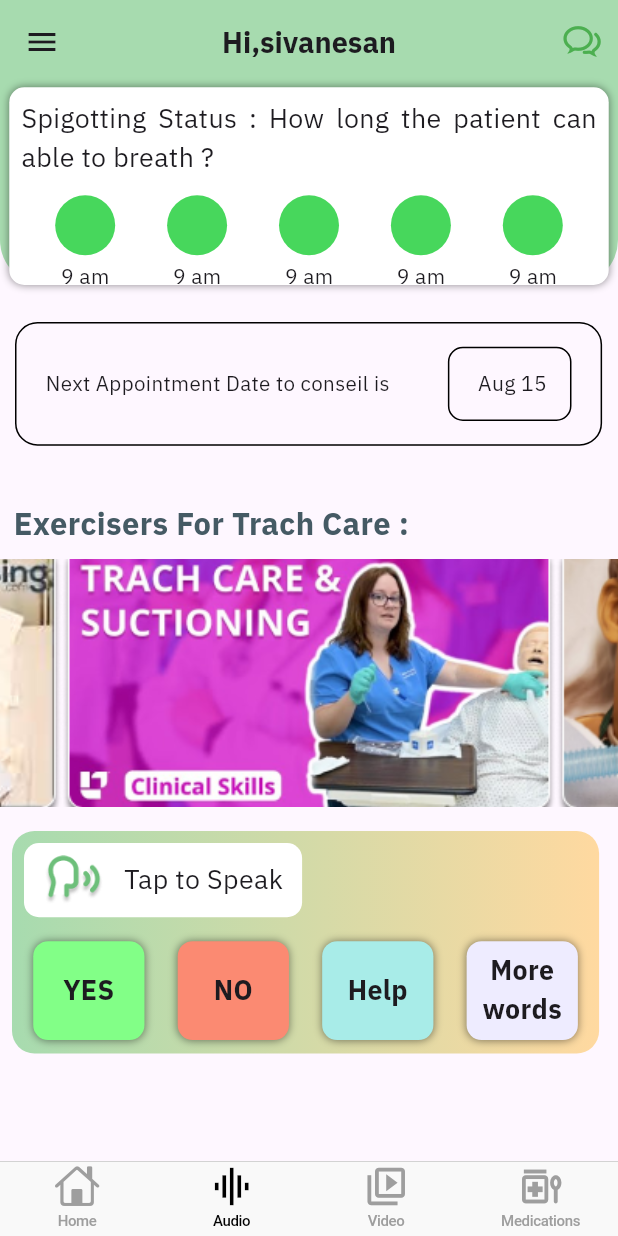
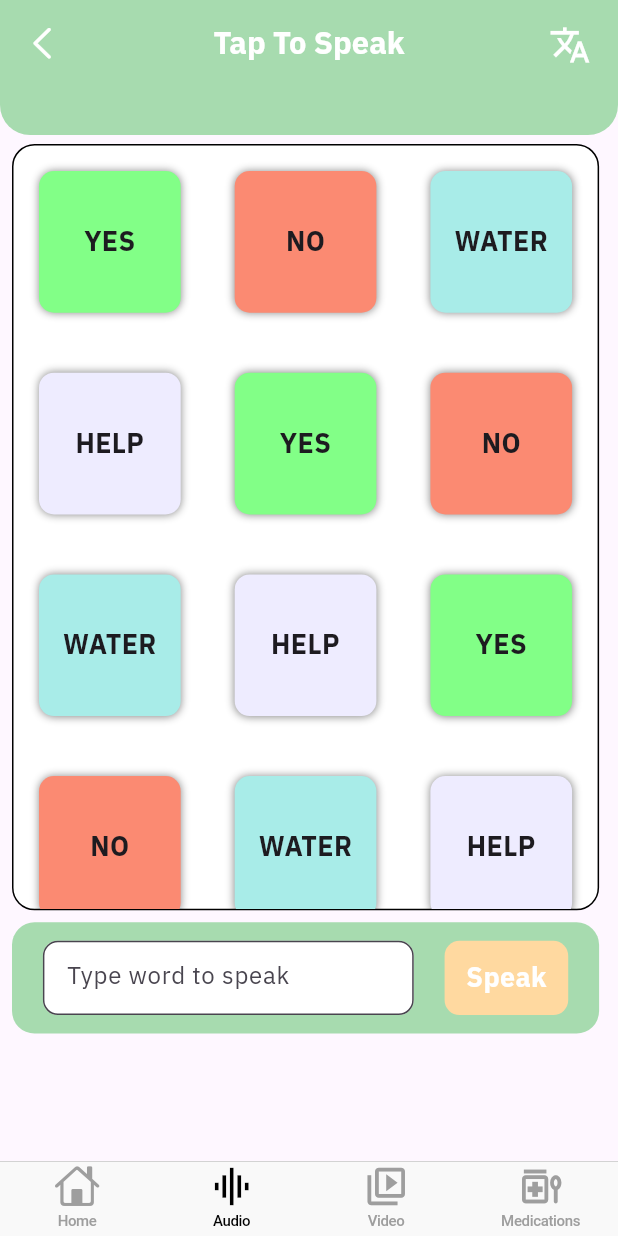
Before and after one commit to SIVANESANTN31/TRACHCARE, a Flutter app: the PatientMainScreen screen opened directly, item 2 of the bottom bar chosen, on a phone screen of 412 x 824 dp. Run offline on Flutter 3.47's test engine with Material 3 defaults, Android fonts, the phone set to English and light mode, and no system bars; drawn by our look-alikes of carousel_slider; our stand-ins replace animate_do, gap, google_fonts, sizer; statements that could not run were skipped.

Commit message:
Completed  Audio screen sucessfully !!!!!!!!!!

```diff
--- a/trachcare/lib/Screens/AuthScreens/PatientLogin copy.dart
+++ b/trachcare/lib/Screens/AuthScreens/PatientLogin copy.dart
@@ -3,7 +3,7 @@ import "package:flutter/material.dart";
 import "package:gap/gap.dart";
 import "package:sizer/sizer.dart";
 import "package:trachcare/Api/API_funcation/Login.dart";
-import "package:trachcare/Screens/Views/patient/PatientDashborad.dart";
+import "package:trachcare/Screens/Views/patient/Bottomnavigationscreens/PatientDashborad.dart";
 import "package:trachcare/Screens/Views/patient/patientScreenmain.dart";
 import "package:trachcare/components/Loginform.dart";
 import "package:trachcare/components/Titlebox.dart";
--- /dev/null
+++ b/trachcare/lib/Screens/Views/patient/Bottomnavigationscreens/AudioScreen.dart
@@ -0,0 +1,156 @@
+import "package:flutter/material.dart";
+import "package:google_fonts/google_fonts.dart";
+import "package:sizer/sizer.dart";
+import "package:trachcare/components/NAppbar.dart";
+import "package:trachcare/components/custom_button.dart";
+import "package:trachcare/style/colors.dart";
+
+class AudioScreen extends StatelessWidget {
+  const AudioScreen({super.key});
+
+  @override
+  Widget build(BuildContext context) {
+    final orientation = MediaQuery.of(context).orientation;
+
+    List words = [
+      "YES",
+      "NO",
+      "WATER",
+      "HELP",
+      "YES",
+      "NO",
+      "WATER",
+      "HELP",
+      "YES",
+      "NO",
+      "WATER",
+      "HELP"
+    ];
+    List colour = [
+      Color(0XFF82FF87),
+      Color(0XFFFB8A72),
+      Color(0XFFA8ECE8),
+      Color(0XFFEEECFF),
+      Color(0XFF82FF87),
+      Color(0XFFFB8A72),
+      Color(0XFFA8ECE8),
+      Color(0XFFEEECFF),
+      Color(0XFF82FF87),
+      Color(0XFFFB8A72),
+      Color(0XFFA8ECE8),
+      Color(0XFFEEECFF)
+    ];
+
+    return Scaffold(
+      appBar: NormalAppbar(
+        Title: "Tap To Speak",
+        actionbutton: IconButton(
+            onPressed: () {},
+            icon: Icon(
+              Icons.translate,
+              color: whiteColor,
+              size: 28,
+            )),
+      ),
+      body: SingleChildScrollView(
+        child: Column(
+          // mainAxisAlignment: MainAxisAlignment.center ,
+          crossAxisAlignment: CrossAxisAlignment.center,
+          children: [
+            Padding(
+              padding: const EdgeInsets.only(left: 8, top: 6),
+              child: Container(
+                // alignment: Alignment.center,
+                width: 95.w,
+                height: 62.h,
+                decoration: BoxDecoration(
+                    borderRadius: BorderRadius.circular(15),
+                    border: Border.all(color: BlackColor),
+                    color: whiteColor),
+                child: GridView.builder(
+                  itemCount: 12,
+                  gridDelegate: SliverGridDelegateWithFixedCrossAxisCount(
+                      crossAxisCount: 3,
+                      mainAxisSpacing: 6,
+                      crossAxisSpacing: 2),
+                  itemBuilder: (BuildContext context, int index) {
+                    return Padding(
+                        padding: const EdgeInsets.all(9.0),
+                        child: Helpercontainer(words[index], colour[index]));
+                  },
+                ),
+              ),
+            ),
+            Padding(
+              padding: const EdgeInsets.only(left: 8, top: 8),
+              child: Container(
+                // alignment: Alignment.center,
+                width: 95.w,
+                height: 9.h,
+                decoration: BoxDecoration(
+                  borderRadius: BorderRadius.circular(15),
+                  color: TitleColor
+                ),
+                child: Row(
+                  mainAxisAlignment: MainAxisAlignment.spaceEvenly,
+                  children: [
+                    SizedBox(width: 60.w, height: 6.h, child: TextField(
+                      decoration: InputDecoration(
+                        hintText: "Type word to speak",
+                        filled: true,
+                        fillColor: whiteColor,
+                        border: OutlineInputBorder(
+                          borderRadius: BorderRadius.circular(10))
+                      ),
+                    )),
+                    Container(
+                      width: 20.w,
+                      height: 6.h,
+                      alignment: Alignment.center,
+                      decoration: BoxDecoration(borderRadius: BorderRadius.circular(10),color: loginFormcolor),
+                      child: Text("Speak",
+                      //textAlign: TextAlign.center,
+                      style: GoogleFonts.ibmPlexSans(
+                        textStyle: TextStyle(
+                          fontWeight: FontWeight.bold,
+                          color: whiteColor,
+                            fontSize: 13.sp)),),
+                    )
+
+                  ],
+                ),
+              ),
+            )
+          ],
+        ),
+      ),
+    );
+  }
+
+  Widget Helpercontainer(String text, Color colour) {
+    return Padding(
+      padding: const EdgeInsets.all(8.0),
+      child: Container(
+        alignment: Alignment.center,
+        width: 18.w,
+        height: 8.h,
+        decoration: BoxDecoration(
+            borderRadius: BorderRadius.circular(10),
+            color: colour,
+            boxShadow: [
+              BoxShadow(
+                color: BlackColor_light,
+                blurRadius: 4.0,
+              ),
+            ]),
+        child: Text(
+          text,
+          textAlign: TextAlign.center,
+          style: GoogleFonts.ibmPlexSans(
+              textStyle:
+                  TextStyle(fontWeight: FontWeight.bold, fontSize: 13.sp)),
+        ),
+      ),
+    );
+  }
+}
--- a/trachcare/lib/Screens/Views/patient/PatientDashborad.dart
+++ b/trachcare/lib/Screens/Views/patient/PatientDashborad.dart
@@ -5,11 +5,12 @@ import "package:flutter/widgets.dart";
 import "package:gap/gap.dart";
 import "package:google_fonts/google_fonts.dart";
 import "package:sizer/sizer.dart";
+import "package:trachcare/Screens/Views/patient/Bottomnavigationscreens/AudioScreen.dart";
 import "package:trachcare/components/Appbar.dart";
 import "package:trachcare/components/Navbardrawer.dart";
 import "package:trachcare/style/colors.dart";
 
-import "../../../style/Tropography.dart";
+import "../../../../style/Tropography.dart";
 
 class PatientDashBoard extends StatelessWidget {
   const PatientDashBoard({super.key});
@@ -68,7 +69,7 @@ class PatientDashBoard extends StatelessWidget {
         Gap(1.h),
         Padding(
           padding: const EdgeInsets.all(8.0),
-          child: TaptoSpeak(),
+          child: TaptoSpeak(context),
         )
 
 
@@ -167,7 +168,7 @@ Widget carsouleview(List Imageslist){
 }
 
 
-Widget TaptoSpeak(){
+Widget TaptoSpeak(BuildContext context){
   return Container(
     width: 95.w,
     height: 18.h,
@@ -201,10 +202,14 @@ Widget TaptoSpeak(){
       Row(
 
         mainAxisAlignment: MainAxisAlignment.spaceEvenly,
-        children:[ Helpercontainer("YES",Color(0XFF82FF87)) ,
-      Helpercontainer("NO",Color(0XFFFB8A72)),
-      Helpercontainer("Help",Color(0XFFA8ECE8)),
-      Helpercontainer("More words",Color(0XFFEEECFF))
+        children:[ Helpercontainer("YES",Color(0XFF82FF87),(){}) ,
+      Helpercontainer("NO",Color(0XFFFB8A72),(){}),
+      Helpercontainer("Help",Color(0XFFA8ECE8),(){}),
+      Helpercontainer("More words",Color(0XFFEEECFF),(){
+        Navigator.push(
+    context,
+    MaterialPageRoute(builder: (context) => AudioScreen()));
+      })
 
       ])
     ],),
@@ -212,9 +217,11 @@ Widget TaptoSpeak(){
 }
 
 
-Widget Helpercontainer(String text,Color colour){
+Widget Helpercontainer(String text,Color colour,final buttonfuncation){
   return Padding(
     padding: const EdgeInsets.all(8.0),
+    child: GestureDetector(
+      onTap: buttonfuncation,
       child: Container(
         alignment: Alignment.center,
         width: 18.w,
@@ -235,6 +242,7 @@ Widget Helpercontainer(String text,Color colour){
                               fontSize: 13.sp)),),
 
       ),
+    ),
   );
 }
 
--- a/trachcare/lib/Screens/Views/patient/patientScreenmain.dart
+++ b/trachcare/lib/Screens/Views/patient/patientScreenmain.dart
@@ -1,7 +1,8 @@
 import 'package:flutter/cupertino.dart';
 import 'package:flutter/material.dart';
 import 'package:sizer/sizer.dart';
-import 'package:trachcare/Screens/Views/patient/PatientDashborad.dart';
+import 'package:trachcare/Screens/Views/patient/Bottomnavigationscreens/AudioScreen.dart';
+import 'package:trachcare/Screens/Views/patient/Bottomnavigationscreens/PatientDashborad.dart';
 import 'package:trachcare/style/colors.dart';
 
 class PatientMainScreen extends StatelessWidget {
@@ -11,7 +12,7 @@ class PatientMainScreen extends StatelessWidget {
   Widget build(BuildContext context) {
     List pages=[
        PatientDashBoard(),
-       PatientDashBoard(),
+       AudioScreen(),
        PatientDashBoard(),
        PatientDashBoard(),
 
--- /dev/null
+++ b/trachcare/lib/components/NAppbar.dart
@@ -0,0 +1,45 @@
+import "package:flutter/cupertino.dart";
+import "package:flutter/material.dart";
+import "package:google_fonts/google_fonts.dart";
+import "package:sizer/sizer.dart";
+import "../style/colors.dart";
+
+
+
+class NormalAppbar extends StatelessWidget implements PreferredSizeWidget {
+  final String Title;
+  final  IconButton actionbutton;
+   NormalAppbar({super.key, required this.Title,   required this.actionbutton});
+
+  @override
+  Widget build(BuildContext context) {
+    return  AppBar(
+      backgroundColor: TitleColor,
+    shape:  RoundedRectangleBorder(
+    borderRadius: BorderRadius.vertical(
+      bottom: Radius.circular(20),
+
+    )),
+    leading: Icon(CupertinoIcons.chevron_left,color: whiteColor,size: 28.0,),
+    title: Text(Title,style: GoogleFonts.ibmPlexSans(
+                        textStyle: TextStyle(
+                          fontWeight: FontWeight.bold,
+                          color: whiteColor,
+                            fontSize: 15.sp)),),
+
+        centerTitle: true,
+        actions: [
+            Padding(
+              padding: const EdgeInsets.all(8.0),
+              child: actionbutton,
+            )
+        ],
+
+
+    );
+  }
+
+  @override
+  // TODO: implement preferredSize
+  Size get preferredSize => Size.fromHeight(90);
+}
--- a/trachcare/lib/components/custom_button.dart
+++ b/trachcare/lib/components/custom_button.dart
@@ -26,6 +26,7 @@ class custom_Button extends StatelessWidget {
   @override
   Widget build(BuildContext context) {
     return Container(
+      alignment: Alignment.center,
       width: width.w,
       height: height.h,
       child: CupertinoButton(
```
Also changed, not shown: trachcare/lib/components/Appbar.dart (line endings or trailing spaces). Lines whose indentation alone changed are shown as unchanged.
